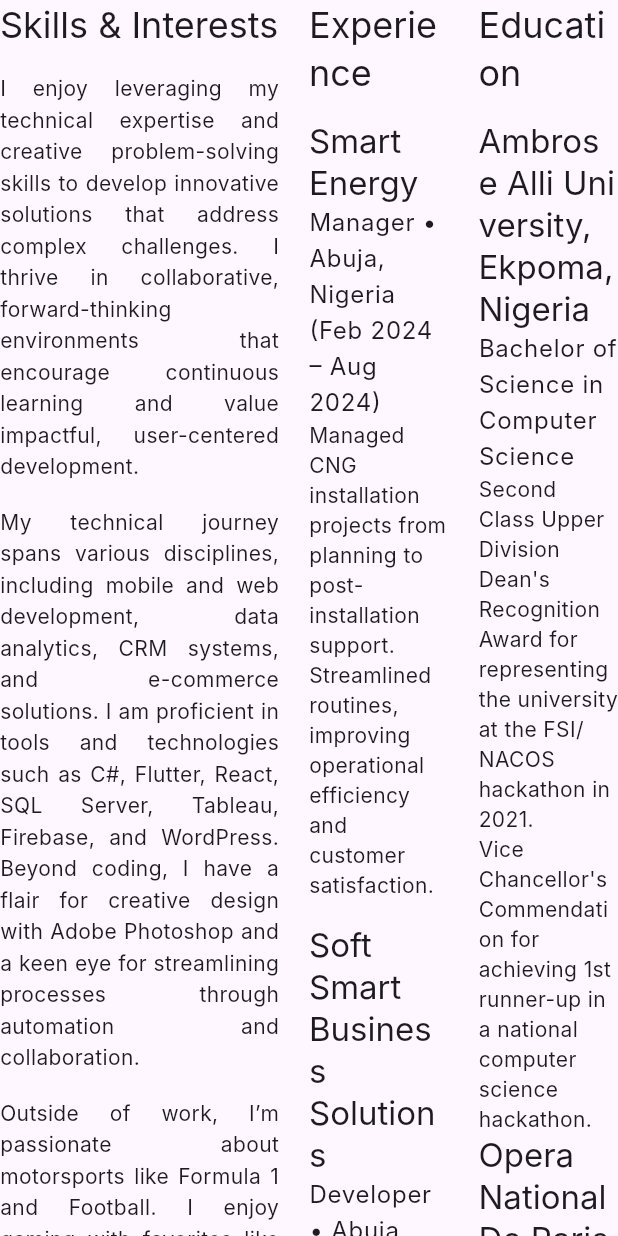
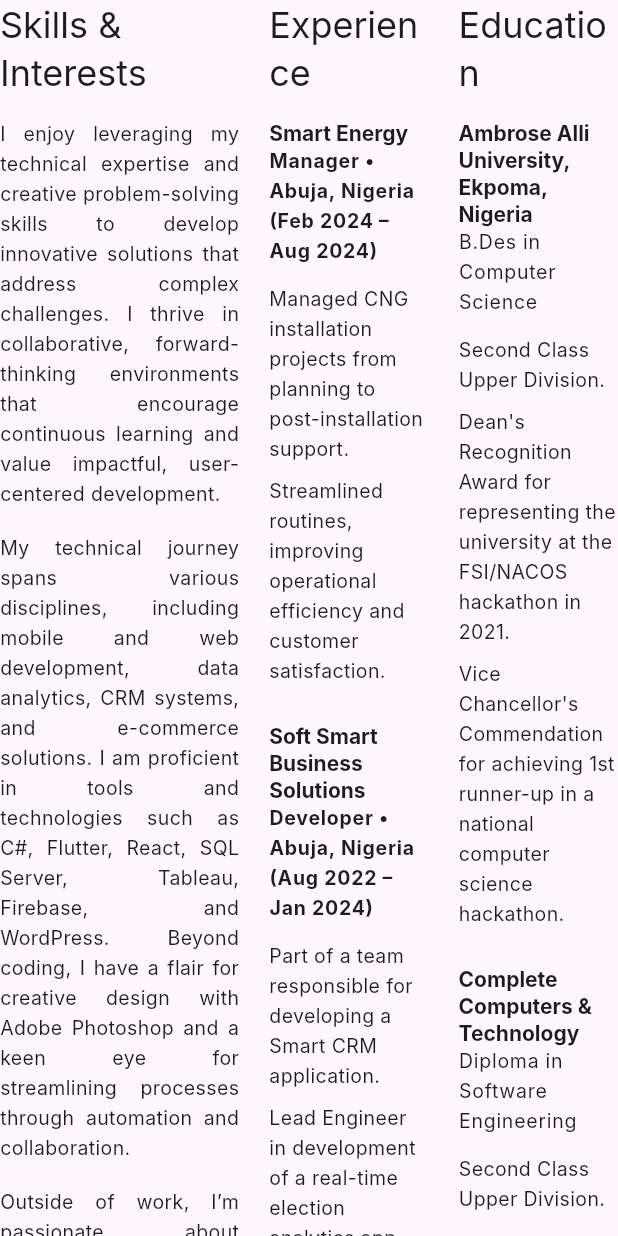
Before and after one commit to 3rigx/portfolio_web, a Flutter app: the ExperienceSection widget shown alone on an empty page, opened directly, on a phone screen of 412 x 824 dp. Run offline on Flutter 3.47's test engine with Material 3 defaults, Android fonts, the light colour scheme and no system bars; our stand-ins replace go_router, lottie; network calls fail; Roboto replaces fonts that are missing (Inter).

Commit message:
about done

```diff
--- a/lib/components/sections/footer.dart
+++ b/lib/components/sections/footer.dart
@@ -12,8 +12,6 @@
 }
 
 class FooterSectionState extends State<FooterSection> {
-  final Offset _cursorPosition = const Offset(0, 0);
-  final bool _showCursor = false;
   @override
   Widget build(BuildContext context) {
     return Scaffold(
--- a/lib/components/widgets/stack_card.dart
+++ b/lib/components/widgets/stack_card.dart
@@ -15,6 +15,7 @@
     with SingleTickerProviderStateMixin {
   late AnimationController _controller;
   late Animation<double> _animation;
+  // ignore: unused_field
   bool _isHovered = false;
 
   @override
--- a/lib/pages/About/about.dart
+++ b/lib/pages/About/about.dart
@@ -3,14 +3,13 @@
 import 'components/desktop_layout.dart';
 import 'components/mobile_layout.dart';
 
-class AboutPage
- extends StatelessWidget {
-  const AboutPage
-  ({super.key});
+class AboutPage extends StatelessWidget {
+  const AboutPage({super.key});
 
   @override
   Widget build(BuildContext context) {
-       return Scaffold(
+    return Scaffold(
+      backgroundColor: const Color.fromARGB(255, 216, 224, 220),
       body: LayoutBuilder(
         builder: (context, constraints) {
           if (constraints.maxWidth > 800) {
--- a/lib/pages/About/components/desktop_layout.dart
+++ b/lib/pages/About/components/desktop_layout.dart
@@ -4,8 +4,6 @@
 import '../../../components/sections/navigation_bar.dart';
 import 'section/expirence.dart';
 import 'section/header.dart';
-import 'section/image_carousel.dart';
-import 'section/skill.dart';
 
 class DesktopLayout extends StatelessWidget {
   const DesktopLayout({super.key});
@@ -13,11 +11,13 @@
   @override
   Widget build(BuildContext context) {
     final double screenWidth = MediaQuery.of(context).size.width;
-    final double screenHeight = MediaQuery.of(context).size.height;
 
-    return Scaffold(
-      body: SafeArea(
-        child: SingleChildScrollView(
+    return SingleChildScrollView(
+      child: Container(
+        constraints: BoxConstraints(
+          maxWidth: MediaQuery.of(context).size.width,
+          minHeight: MediaQuery.of(context).size.height,
+        ),
         child: Column(
           children: [
             NavigationBarNew(context),
@@ -65,7 +65,6 @@
           ],
         ),
       ),
-      ),
     );
   }
 }
--- a/lib/pages/About/components/image_carousel_view.dart
+++ b/lib/pages/About/components/image_carousel_view.dart
@@ -27,7 +27,7 @@
   }
 
   void _startContinuousScroll() {
-    _scrollTimer = Timer.periodic(const Duration(milliseconds: 20), (timer) {
+    _scrollTimer = Timer.periodic(const Duration(milliseconds: 15), (timer) {
       if (_scrollController.hasClients) {
         final double currentPosition = _scrollController.offset;
         final double maxScroll = _scrollController.position.maxScrollExtent;
@@ -61,22 +61,26 @@
   }
 
   @override
+  @override
   Widget build(BuildContext context) {
     final double screenWidth = MediaQuery.of(context).size.width;
     final int numberOfSets =
         (screenWidth / (cardWidth + cardSpacing)).ceil() + 2;
     const int totalCards = 10;
 
-    return Container(
+    return SizedBox(
       height: cardHeight,
-      child: ListView.builder(
+      child: Stack(
+        children: [
+          ListView.builder(
             controller: _scrollController,
             scrollDirection: Axis.horizontal,
             physics: const NeverScrollableScrollPhysics(),
             itemCount: totalCards * numberOfSets,
             itemBuilder: (context, index) {
               return Padding(
-            padding: const EdgeInsets.symmetric(horizontal: cardSpacing / 2),
+                padding:
+                    const EdgeInsets.symmetric(horizontal: cardSpacing / 10),
                 child: SizedBox(
                   width: cardWidth,
                   height: cardHeight,
@@ -86,6 +90,41 @@
                 ),
               );
             },
+          ),
+          Positioned.fill(
+              child: IgnorePointer(
+            child: ShaderMask(
+              shaderCallback: (Rect bounds) {
+                return LinearGradient(
+                  begin: Alignment.centerLeft,
+                  end: Alignment.centerRight,
+                  colors: [
+                    Colors.white.withOpacity(0),
+                    Colors.white70,
+                    Colors.white70,
+                    Colors.white.withOpacity(0),
+                  ],
+                  stops: const [0.0, 0.15, 0.85, 1.0],
+                ).createShader(bounds);
+              },
+              blendMode: BlendMode.dstOut,
+              child: Container(
+                decoration: const BoxDecoration(
+                  gradient: LinearGradient(
+                    begin: Alignment.centerLeft,
+                    end: Alignment.centerRight,
+                    colors: [
+                      Colors.white70,
+                      Colors.transparent,
+                      Colors.transparent,
+                      Colors.white70,
+                    ],
+                  ),
+                ),
+              ),
+            ),
+          )),
+        ],
       ),
     );
   }
@@ -131,7 +170,9 @@
 
   @override
   Widget build(BuildContext context) {
-    return Card(
+    return Padding(
+      padding: const EdgeInsets.all(8.0),
+      child: Card(
         elevation: 8,
         margin: EdgeInsets.zero,
         shape: RoundedRectangleBorder(
@@ -156,6 +197,7 @@
             ),
           ),
         ),
+      ),
     );
   }
 }
--- a/lib/pages/About/components/mobile_layout.dart
+++ b/lib/pages/About/components/mobile_layout.dart
@@ -1,9 +1,5 @@
 import 'package:flutter/material.dart';
 
-import 'section/expirence.dart';
-import 'section/header.dart';
-import 'section/image_carousel.dart';
-import 'section/skill.dart';
 
 class MobileLayout extends StatelessWidget {
   const MobileLayout({super.key});
@@ -11,31 +7,21 @@
   @override
   Widget build(BuildContext context) {
     return SingleChildScrollView(
+      child: Container(
+        constraints: BoxConstraints(
+          maxWidth: MediaQuery.of(context).size.width,
+          minHeight: MediaQuery.of(context).size.height,
+        ),
         child: Column(
           children: [
             Container(
               padding: const EdgeInsets.all(16),
-            child: Column(
-              children: [
-                Hero(
-                  tag: 'profile',
-                  child: ClipRRect(
-                    borderRadius: BorderRadius.circular(8),
-                    child: Image.asset(
-                      'pictures/profile.jpg',
-                      fit: BoxFit.cover,
+              child: const Column(
+                children: [],
               ),
             ),
-                ),
-                const SizedBox(height: 16),
-                const HeaderContent(),
           ],
         ),
-          ),
-          const ExperienceSection(),
-          const SkillsSection(),
-          const ImageCarousel(),
-        ],
       ),
     );
   }
--- a/lib/pages/About/components/section/expirence.dart
+++ b/lib/pages/About/components/section/expirence.dart
@@ -12,7 +12,7 @@
       mainAxisAlignment: MainAxisAlignment.spaceBetween,
       children: [
         Expanded(
-          flex: 2,
+          flex: 3,
           child: Column(
             crossAxisAlignment: CrossAxisAlignment.start,
             children: [
@@ -24,7 +24,7 @@
               const Text(
                 "I enjoy leveraging my technical expertise and creative problem-solving skills to develop innovative solutions that address complex challenges. I thrive in collaborative, forward-thinking environments that encourage continuous learning and value impactful, user-centered development.",
                 style: TextStyle(
-                  fontSize: 14,
+                  fontSize: 13,
                   height: 1.5,
                 ),
                 textAlign: TextAlign.justify,
@@ -33,7 +33,7 @@
               const Text(
                 "My technical journey spans various disciplines, including mobile and web development, data analytics, CRM systems, and e-commerce solutions. I am proficient in tools and technologies such as C#, Flutter, React, SQL Server, Tableau, Firebase, and WordPress. Beyond coding, I have a flair for creative design with Adobe Photoshop and a keen eye for streamlining processes through automation and collaboration.",
                 style: TextStyle(
-                  fontSize: 14,
+                  fontSize: 13,
                   height: 1.5,
                 ),
                 textAlign: TextAlign.justify,
@@ -42,7 +42,7 @@
               const Text(
                 "Outside of work, I’m passionate about motorsports like Formula 1 and Football. I enjoy gaming with favorites like Fortnite and FC25. My adventurous side thrives in outdoor activities such as go-karting, archery, kayaking, Paintball, lazer tag, swimming, golf, and biking through scenic trails. Fitness is an integral part of my life, and I find fulfillment in gym sessions that keep me energized and focused.",
                 style: TextStyle(
-                  fontSize: 14,
+                  fontSize: 13,
                   height: 1.5,
                 ),
                 textAlign: TextAlign.justify,
@@ -56,7 +56,7 @@
           width: 20,
         ),
         Expanded(
-          flex: 1,
+          flex: 2,
           child: Column(
             crossAxisAlignment: CrossAxisAlignment.start,
             children: [
@@ -80,7 +80,7 @@
                 role: 'Developer',
                 duration: 'Abuja, Nigeria (Aug 2022 – Jan 2024)',
                 descriptions: [
-                  'Part of a team responsible for developing a Smart CRM application',
+                  'Part of a team responsible for developing a Smart CRM application.',
                   'Lead Engineer in development of a real-time election analytics app for vote aggregation for Private Sector organizations.'
                 ],
               ),
@@ -110,7 +110,7 @@
           width: 20,
         ),
         Expanded(
-          flex: 1,
+          flex: 2,
           child: Column(
             crossAxisAlignment: CrossAxisAlignment.start,
             children: [
@@ -121,18 +121,40 @@
               const SizedBox(height: 16),
               const _EducationItem(
                 institution: 'Ambrose Alli University, Ekpoma, Nigeria',
-                degree: 'Bachelor of Science in Computer Science',
+                degree: 'B.Des in Computer Science',
                 awards: [
-                  'Second Class Upper Division',
+                  'Second Class Upper Division.',
                   "Dean's Recognition Award for representing the university at the FSI/NACOS hackathon in 2021.",
                   "Vice Chancellor's Commendation for achieving 1st runner-up in a national computer science hackathon."
                 ],
               ),
-              const _ExperienceItem(
-                company: 'Opera National De Paris',
-                role: 'Intern',
-                duration: '2018',
-                descriptions: [],
+              const SizedBox(
+                height: 16,
+              ),
+              const _EducationItem(
+                institution: 'Complete Computers & Technology',
+                degree: 'Diploma in Software Engineering',
+                awards: ['Second Class Upper Division.'],
+              ),
+              const SizedBox(
+                height: 16,
+              ),
+              InkWell(
+                onTap: () {},
+                child: const Card(
+                  color: Colors.black,
+                  elevation: 1,
+                  child: Padding(
+                      padding:
+                          EdgeInsets.symmetric(horizontal: 22, vertical: 12),
+                      child: Text(
+                        'Resume',
+                        style: TextStyle(
+                          fontSize: 12,
+                          color: Colors.white,
+                        ),
+                      )),
+                ),
               ),
             ],
           ),
@@ -162,16 +184,36 @@
       children: [
         Text(
           company,
-          style: Theme.of(context).textTheme.titleLarge,
+          style: Theme.of(context).textTheme.titleLarge?.copyWith(
+                fontSize: 14,
+                fontWeight: FontWeight.bold,
+              ),
         ),
         Text(
           '$role • $duration',
-          style: Theme.of(context).textTheme.bodyLarge,
+          style: Theme.of(context).textTheme.bodyLarge?.copyWith(
+                fontWeight: FontWeight.bold,
+                fontSize: 13,
+              ),
         ),
-        ...descriptions.map((description) => Text(
-              description,
-              style: Theme.of(context).textTheme.bodyMedium,
-            )),
+        const SizedBox(
+          height: 12,
+        ),
+        Column(
+          crossAxisAlignment: CrossAxisAlignment.start,
+          children: descriptions
+              .map((description) => Padding(
+                    padding: const EdgeInsets.only(bottom: 8.0),
+                    child: Text(
+                      description,
+                      style: Theme.of(context).textTheme.bodyMedium?.copyWith(
+                            fontSize: 13,
+                            height: 1.5,
+                          ),
+                    ),
+                  ))
+              .toList(),
+        ),
       ],
     );
   }
@@ -196,16 +238,36 @@
       children: [
         Text(
           institution,
-          style: Theme.of(context).textTheme.titleLarge,
+          style: Theme.of(context).textTheme.titleLarge?.copyWith(
+                fontWeight: FontWeight.bold,
+                fontSize: 14,
+              ),
         ),
         Text(
           degree,
-          style: Theme.of(context).textTheme.bodyLarge,
+          style: Theme.of(context).textTheme.bodyLarge?.copyWith(
+                fontSize: 13,
+              ),
         ),
-        ...awards.map((description) => Text(
-              description,
-              style: Theme.of(context).textTheme.bodyMedium,
-            )),
+        const SizedBox(
+          height: 12,
+        ),
+        Column(
+          crossAxisAlignment: CrossAxisAlignment.start,
+          children: awards
+              .map((award) => Padding(
+                    padding: const EdgeInsets.only(bottom: 8.0),
+                    child: Text(
+                      award,
+                      style: Theme.of(context).textTheme.bodyMedium?.copyWith(
+                            fontSize: 13,
+                            // fontWeight: FontWeight.bold,
+                            height: 1.5,
+                          ),
+                    ),
+                  ))
+              .toList(),
+        ),
       ],
     );
   }
--- a/lib/pages/About/components/section/skill.dart
+++ b/lib/pages/About/components/section/skill.dart
@@ -1,6 +1,5 @@
 import 'package:flutter/material.dart';
 
-import 'image_carousel.dart';
 
 class SkillsSection extends StatelessWidget {
   const SkillsSection({super.key});
--- a/lib/pages/portfolio_page.dart
+++ b/lib/pages/portfolio_page.dart
@@ -1,11 +1,10 @@
-
 import 'package:flutter/material.dart';
 import 'package:portfolio_web/components/sections/content_section.dart';
 import 'package:portfolio_web/components/sections/infinit_dragable_slider.dart';
 import 'package:portfolio_web/components/lottie/lottie_comp.dart';
 import 'package:portfolio_web/components/sections/my_stacks.dart';
 import 'package:portfolio_web/components/sections/navigation_bar.dart';
-import 'package:portfolio_web/components/widgets/studioSection.dart';
+import 'package:portfolio_web/components/widgets/studio_section.dart';
 
 import '../components/widgets/case_sturdy_card.dart';
 import '../components/sections/footer.dart';
```
Also changed, not shown: lib/components/widgets/studio_section.dart (renamed from lib/components/widgets/studioSection.dart). Lines whose indentation alone changed are shown as unchanged.
